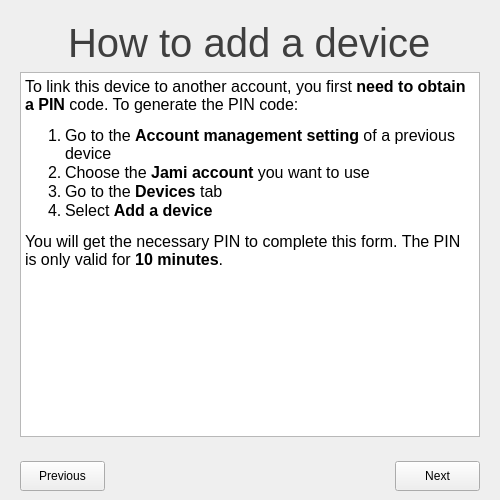
The window that wizardwidget.ui (savoirfairelinux/jami-client-windows) describes before a commit, drawn with Qt 5.
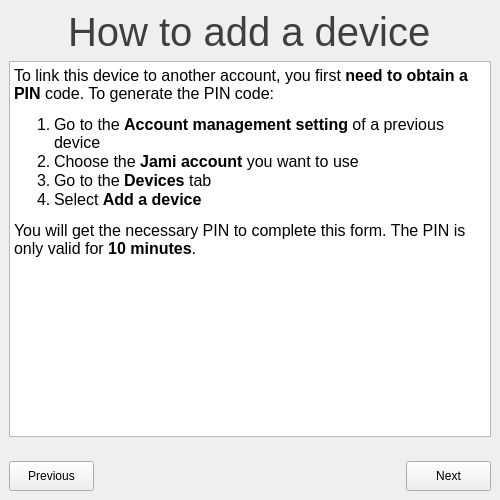
The same window after the commit. The open tabs and pages were chosen to show the change. Icons and pictures are not drawn. Custom widgets are drawn as their Qt base class.

Diff of the .ui file:
```diff
--- a/wizardwidget.ui
+++ b/wizardwidget.ui
@@ -36,10 +36,37 @@
    <string>Account creation wizard dialog</string>
   </property>
   <layout class="QVBoxLayout" name="verticalLayout">
+   <property name="spacing">
+    <number>0</number>
+   </property>
+   <property name="leftMargin">
+    <number>0</number>
+   </property>
+   <property name="topMargin">
+    <number>0</number>
+   </property>
+   <property name="rightMargin">
+    <number>0</number>
+   </property>
    <property name="bottomMargin">
     <number>0</number>
    </property>
    <item>
+    <widget class="QWidget" name="containerWidget" native="true">
+     <layout class="QGridLayout" name="gridLayout_3">
+      <property name="leftMargin">
+       <number>0</number>
+      </property>
+      <property name="topMargin">
+       <number>0</number>
+      </property>
+      <property name="rightMargin">
+       <number>0</number>
+      </property>
+      <property name="bottomMargin">
+       <number>0</number>
+      </property>
+      <item row="0" column="0">
     <widget class="QStackedWidget" name="stackedWidget">
      <property name="currentIndex">
       <number>0</number>
@@ -329,7 +356,7 @@
           <string>&lt;!DOCTYPE HTML PUBLIC &quot;-//W3C//DTD HTML 4.0//EN&quot; &quot;http://www.w3.org/TR/REC-html40/strict.dtd&quot;&gt;
 &lt;html&gt;&lt;head&gt;&lt;meta name=&quot;qrichtext&quot; content=&quot;1&quot; /&gt;&lt;style type=&quot;text/css&quot;&gt;
 p, li { white-space: pre-wrap; }
-&lt;/style&gt;&lt;/head&gt;&lt;body style=&quot; font-family:'Cantarell'; font-size:11pt; font-weight:400; font-style:normal;&quot;&gt;
+&lt;/style&gt;&lt;/head&gt;&lt;body style=&quot; font-family:'MS Shell Dlg 2'; font-size:7.8pt; font-weight:400; font-style:normal;&quot;&gt;
 &lt;p style=&quot; margin-top:0px; margin-bottom:0px; margin-left:0px; margin-right:0px; -qt-block-indent:0; text-indent:0px;&quot;&gt;&lt;span style=&quot; font-family:'Ubuntu'; font-size:12pt;&quot;&gt;To link this device to another account, you first &lt;/span&gt;&lt;span style=&quot; font-family:'Ubuntu'; font-size:12pt; font-weight:600;&quot;&gt;need to obtain a PIN&lt;/span&gt;&lt;span style=&quot; font-family:'Ubuntu'; font-size:12pt;&quot;&gt; code. To generate the PIN code:&lt;/span&gt;&lt;/p&gt;
 &lt;ol style=&quot;margin-top: 0px; margin-bottom: 0px; margin-left: 0px; margin-right: 0px; -qt-list-indent: 1;&quot;&gt;&lt;li style=&quot; font-family:'Ubuntu'; font-size:12pt;&quot; style=&quot; margin-top:12px; margin-bottom:0px; margin-left:0px; margin-right:0px; -qt-block-indent:0; text-indent:0px;&quot;&gt;Go to the &lt;span style=&quot; font-weight:600;&quot;&gt;Account management setting&lt;/span&gt; of a previous device&lt;/li&gt;
 &lt;li style=&quot; font-family:'Ubuntu'; font-size:12pt;&quot; style=&quot; margin-top:0px; margin-bottom:0px; margin-left:0px; margin-right:0px; -qt-block-indent:0; text-indent:0px;&quot;&gt;Choose the &lt;span style=&quot; font-weight:600;&quot;&gt;Jami account&lt;/span&gt; you want to use&lt;/li&gt;
@@ -518,7 +545,7 @@
           <enum>Qt::AutoText</enum>
          </property>
          <property name="pixmap">
-          <pixmap resource="ressources.qrc">:/images/user/btn-default-userpic.svg</pixmap>
+             <pixmap>:/images/user/btn-default-userpic.svg</pixmap>
          </property>
          <property name="scaledContents">
           <bool>false</bool>
@@ -954,7 +981,7 @@
      </widget>
     </widget>
    </item>
-   <item>
+      <item row="1" column="0">
     <widget class="QWidget" name="navBarWidget" native="true">
      <layout class="QHBoxLayout" name="_2">
       <item>
@@ -1021,6 +1048,9 @@
         <property name="flat">
          <bool>false</bool>
         </property>
+          </widget>
+         </item>
+        </layout>
        </widget>
       </item>
      </layout>
```
Lines whose indentation alone changed are shown as unchanged.
